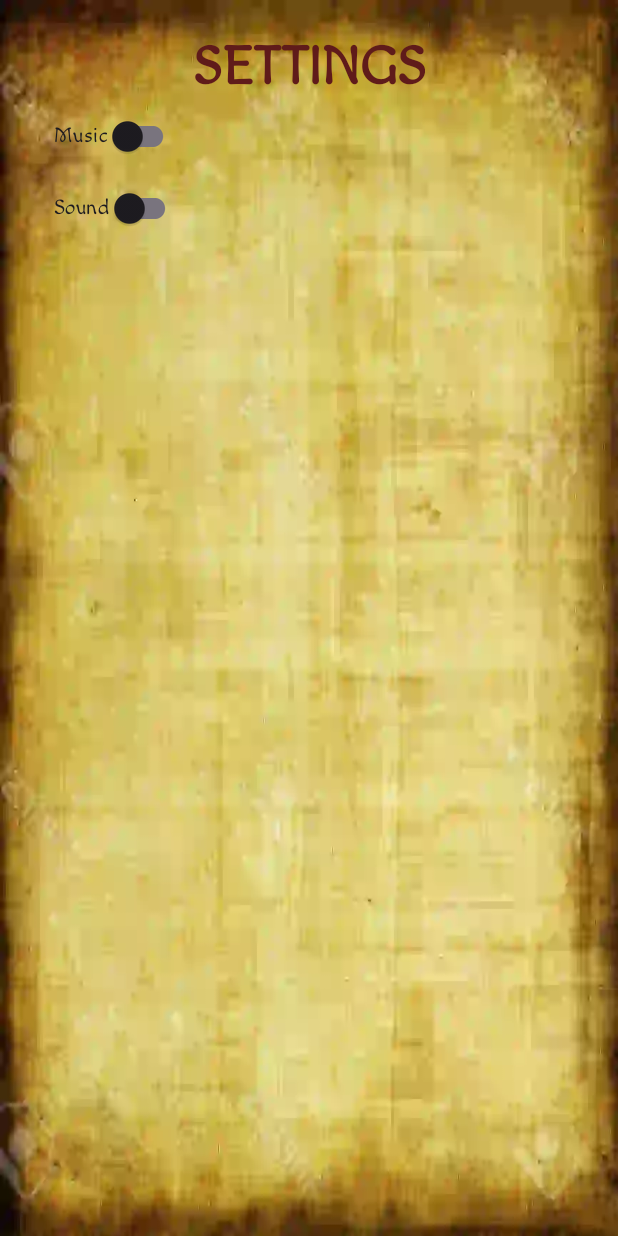
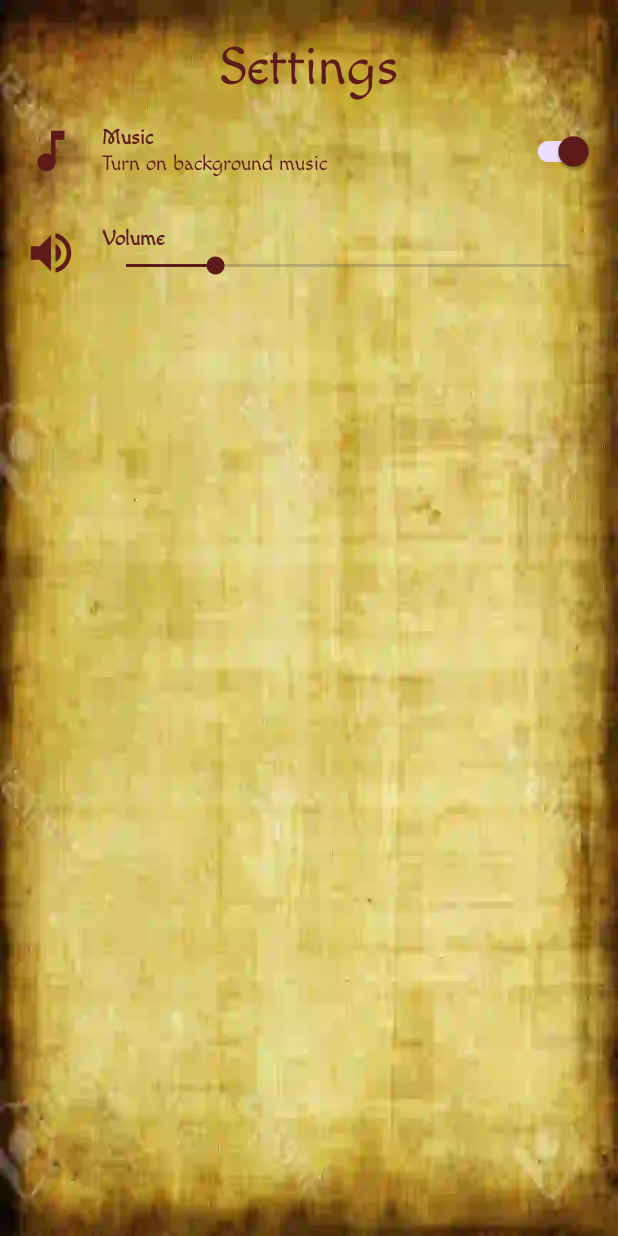
Before and after one commit to Manolek1975/lostrealm, an Android app: the SettingsActivity screen opened directly, with no data from a screen before it, on a phone screen of 412 x 824 dp. Run offline under Robolectric (Android 15) with nearby library versions, the phone set to English and light mode, and no system bars; Roboto replaces fonts that are not available here.

Commit message:
Settings Activity

```diff
--- a/app/src/main/java/com/delek/lostrealm/ui/nav/PlayerActivity.kt
+++ b/app/src/main/java/com/delek/lostrealm/ui/nav/PlayerActivity.kt
@@ -42,7 +42,7 @@ class PlayerActivity : AppCompatActivity() {
         // menu should be considered as top level destinations.
         appBarConfiguration = AppBarConfiguration(
             setOf(
-                R.id.nav_home, R.id.nav_gallery, R.id.nav_slideshow
+                R.id.nav_home, R.id.nav_map, R.id.nav_settings
             ), drawerLayout
         )
         //setupActionBarWithNavController(navController, appBarConfiguration)
@@ -66,7 +66,6 @@ class PlayerActivity : AppCompatActivity() {
         val controller = WindowInsetsControllerCompat(
             window, window.decorView
         )
-
         controller.hide(WindowInsetsCompat.Type.systemBars())
         controller.systemBarsBehavior =
             WindowInsetsControllerCompat.BEHAVIOR_SHOW_TRANSIENT_BARS_BY_SWIPE
--- a/app/src/main/java/com/delek/lostrealm/ui/nav/slideshow/SlideshowViewModel.kt
+++ b/app/src/main/java/com/delek/lostrealm/ui/nav/map/MapViewModel.kt
@@ -1,13 +1,13 @@
-package com.delek.lostrealm.ui.nav.slideshow
+package com.delek.lostrealm.ui.nav.map
 
 import androidx.lifecycle.LiveData
 import androidx.lifecycle.MutableLiveData
 import androidx.lifecycle.ViewModel
 
-class SlideshowViewModel : ViewModel() {
+class MapViewModel : ViewModel() {
 
     private val _text = MutableLiveData<String>().apply {
-        value = "This is slideshow Fragment"
+        value = "This is gallery Fragment"
     }
     val text: LiveData<String> = _text
 }
--- a/app/src/main/java/com/delek/lostrealm/ui/nav/player/PlayerFragment.kt
+++ b/app/src/main/java/com/delek/lostrealm/ui/nav/player/PlayerFragment.kt
@@ -20,7 +20,6 @@ class PlayerFragment : Fragment() {
     // This property is only valid between onCreateView and
     // onDestroyView.
     private val binding get() = _binding!!
-
 
 
     override fun onCreateView(
--- a/app/src/main/java/com/delek/lostrealm/ui/nav/gallery/GalleryViewModel.kt
+++ b/app/src/main/java/com/delek/lostrealm/ui/nav/settings/SettingsViewModel.kt
@@ -1,13 +1,13 @@
-package com.delek.lostrealm.ui.nav.gallery
+package com.delek.lostrealm.ui.nav.settings
 
 import androidx.lifecycle.LiveData
 import androidx.lifecycle.MutableLiveData
 import androidx.lifecycle.ViewModel
 
-class GalleryViewModel : ViewModel() {
+class SettingsViewModel : ViewModel() {
 
     private val _text = MutableLiveData<String>().apply {
-        value = "This is gallery Fragment"
+        value = "This is slideshow Fragment"
     }
     val text: LiveData<String> = _text
 }
--- /dev/null
+++ b/app/src/main/res/drawable/ic_music.xml
@@ -0,0 +1,5 @@
+<vector xmlns:android="http://schemas.android.com/apk/res/android" android:height="36dp" android:tint="#000000" android:viewportHeight="24" android:viewportWidth="24" android:width="36dp">
+
+    <path android:fillColor="@android:color/white" android:pathData="M12,3v10.55c-0.59,-0.34 -1.27,-0.55 -2,-0.55 -2.21,0 -4,1.79 -4,4s1.79,4 4,4 4,-1.79 4,-4V7h4V3h-6z"/>
+
+</vector>
--- /dev/null
+++ b/app/src/main/res/drawable/ic_mute.xml
@@ -0,0 +1,5 @@
+<vector xmlns:android="http://schemas.android.com/apk/res/android" android:height="36dp" android:tint="#000000" android:viewportHeight="24" android:viewportWidth="24" android:width="36dp">
+
+    <path android:fillColor="@android:color/white" android:pathData="M4.27,3L3,4.27l9,9v0.28c-0.59,-0.34 -1.27,-0.55 -2,-0.55 -2.21,0 -4,1.79 -4,4s1.79,4 4,4 4,-1.79 4,-4v-1.73L19.73,21 21,19.73 4.27,3zM14,7h4V3h-6v5.18l2,2z"/>
+
+</vector>
--- /dev/null
+++ b/app/src/main/res/drawable/ic_volume.xml
@@ -0,0 +1,5 @@
+<vector xmlns:android="http://schemas.android.com/apk/res/android" android:autoMirrored="true" android:height="36dp" android:tint="#000000" android:viewportHeight="24" android:viewportWidth="24" android:width="36dp">
+
+    <path android:fillColor="@android:color/white" android:pathData="M3,9v6h4l5,5L12,4L7,9L3,9zM16.5,12c0,-1.77 -1.02,-3.29 -2.5,-4.03v8.05c1.48,-0.73 2.5,-2.25 2.5,-4.02zM14,3.23v2.06c2.89,0.86 5,3.54 5,6.71s-2.11,5.85 -5,6.71v2.06c4.01,-0.91 7,-4.49 7,-8.77s-2.99,-7.86 -7,-8.77z"/>
+
+</vector>
--- a/app/src/main/res/layout/activity_settings.xml
+++ b/app/src/main/res/layout/activity_settings.xml
@@ -1,46 +1,113 @@
 <?xml version="1.0" encoding="utf-8"?>
-<androidx.constraintlayout.widget.ConstraintLayout xmlns:android="http://schemas.android.com/apk/res/android"
+<LinearLayout xmlns:android="http://schemas.android.com/apk/res/android"
     xmlns:app="http://schemas.android.com/apk/res-auto"
     xmlns:tools="http://schemas.android.com/tools"
     android:id="@+id/main"
     android:layout_width="match_parent"
     android:layout_height="match_parent"
+    android:orientation="vertical"
     android:background="@drawable/bg_papiro"
     tools:context=".ui.settings.SettingsActivity">
 
     <androidx.appcompat.widget.AppCompatTextView
-        android:id="@+id/title_activity_settings"
+        android:id="@+id/title_settings"
+        android:layout_width="match_parent"
+        android:layout_height="wrap_content"
+        android:layout_marginTop="24dp"
+        android:text="@string/menu_settings"
+        android:textAlignment="center"
+        android:textSize="36sp"/>
+
+
+    <LinearLayout
+        android:layout_width="match_parent"
+        android:layout_height="wrap_content"
+        android:gravity="center_vertical"
+        android:orientation="horizontal">
+
+        <ImageView
+            android:id="@+id/icon_music"
             android:layout_width="wrap_content"
             android:layout_height="wrap_content"
-        android:layout_marginTop="24dp"
-        android:textAlignment="center"
-        android:textSize="36sp"
+            android:layout_margin="16dp"
+            android:contentDescription="@string/todo"
+            app:tint="@color/primary"
+            android:src="@drawable/ic_music"/>
+
+        <LinearLayout
+            android:layout_width="0dp"
+            android:layout_height="wrap_content"
+            android:layout_weight="1"
+            android:orientation="vertical"
+            android:gravity="center_vertical">
+
+            <TextView
+                android:layout_width="wrap_content"
+                android:layout_height="wrap_content"
                 android:textStyle="bold"
-        android:text="@string/settings"
-        app:layout_constraintVertical_bias="0.45"
-        app:layout_constraintEnd_toEndOf="parent"
-        app:layout_constraintStart_toStartOf="parent"
-        app:layout_constraintTop_toTopOf="parent" />
+                android:text="@string/music"/>
+
+            <TextView
+                android:layout_width="wrap_content"
+                android:layout_height="wrap_content"
+                android:text="@string/desc_music"/>
+
+        </LinearLayout>
 
         <com.google.android.material.switchmaterial.SwitchMaterial
-        android:id="@+id/chip_music"
+            android:id="@+id/switch_music"
             android:layout_width="wrap_content"
             android:layout_height="wrap_content"
-        android:layout_marginStart="36dp"
-        android:text="@string/music"
-android:backgroundTint="@color/blue"
+            app:thumbTint="@color/primary"
+            android:checked="true"
+            android:layout_marginHorizontal="16dp"/>
 
-        app:layout_constraintTop_toBottomOf="@id/title_activity_settings"
-        app:layout_constraintStart_toStartOf="parent"/>
 
-    <com.google.android.material.switchmaterial.SwitchMaterial
-        android:id="@+id/chip_sound"
+    </LinearLayout>
+
+    <LinearLayout
+        android:layout_width="match_parent"
+        android:layout_height="wrap_content"
+        android:gravity="center_vertical"
+        android:orientation="horizontal">
+
+        <ImageView
             android:layout_width="wrap_content"
             android:layout_height="wrap_content"
-        android:layout_marginStart="36dp"
-        android:text="@string/sound"
-        app:layout_constraintTop_toBottomOf="@id/chip_music"
-        app:layout_constraintStart_toStartOf="parent"/>
+            android:layout_margin="16dp"
+            android:contentDescription="@string/todo"
+            app:tint="@color/primary"
+            android:src="@drawable/ic_volume"/>
+
+        <LinearLayout
+            android:layout_width="0dp"
+            android:layout_height="wrap_content"
+            android:layout_weight="1"
+            android:orientation="vertical"
+            android:gravity="center_vertical">
+
+            <TextView
+                android:layout_width="wrap_content"
+                android:layout_height="wrap_content"
+                android:textStyle="bold"
+                android:text="@string/volume"/>
+
+            <SeekBar
+                android:id="@+id/seekBar"
+                android:layout_width="match_parent"
+                android:layout_height="wrap_content"
+                android:thumbTint="@color/primary"
+                android:progressTint="@color/primary"
+                android:progress="20"
+                android:max="100"
+                android:layout_marginEnd="16dp"/>
+
+        </LinearLayout>
 
 
-</androidx.constraintlayout.widget.ConstraintLayout>
+
+    </LinearLayout>
+
+
+
+</LinearLayout>
--- a/app/src/main/res/layout/fragment_slideshow.xml
+++ b/app/src/main/res/layout/fragment_map.xml
@@ -4,10 +4,10 @@
     xmlns:tools="http://schemas.android.com/tools"
     android:layout_width="match_parent"
     android:layout_height="match_parent"
-    tools:context=".ui.nav.slideshow.SlideshowFragment">
+    tools:context=".ui.nav.map.MapFragment">
 
     <TextView
-        android:id="@+id/text_slideshow"
+        android:id="@+id/text_map"
         android:layout_width="match_parent"
         android:layout_height="wrap_content"
         android:layout_marginStart="8dp"
--- a/app/src/main/res/values/strings.xml
+++ b/app/src/main/res/values/strings.xml
@@ -8,6 +8,10 @@
 
     <!-- SETTINGS -->
     <string name="title_activity_settings">SettingsActivity</string>
+    <string name="menu_settings">Settings</string>
+    <string name="music">Music</string>
+    <string name="desc_music">Turn on background music</string>
+    <string name="volume">Volume</string>
 
     <!-- Detail Character -->
     <string name="weight_vulnerability">Weight/vulnerability:</string>
@@ -64,9 +68,11 @@
     <string name="attachment_summary_on">Automatically download attachments for incoming emails
     </string>
     <string name="attachment_summary_off">Only download attachments when manually requested</string>
-    <string name="settings">SETTINGS</string>
-    <string name="music">Music</string>
-    <string name="sound">Sound</string>
+
+
+
+    <string name="menu_map">Map</string>
+
 
 
 </resources>
```
Also changed, not shown: app/src/main/java/com/delek/lostrealm/ui/nav/map/MapFragment.kt (renamed from app/src/main/java/com/delek/lostrealm/ui/nav/gallery/GalleryFragment.kt, +7 -7 lines), app/src/main/java/com/delek/lostrealm/ui/nav/settings/SettingsFragment.kt (renamed from app/src/main/java/com/delek/lostrealm/ui/nav/slideshow/SlideshowFragment.kt, +10 -9 lines), app/src/main/java/com/delek/lostrealm/ui/settings/SettingsActivity.kt (+9 -0 lines), app/src/main/res/layout/fragment_gallery.xml (deleted, +0 -22 lines), app/src/main/res/layout/fragment_settings.xml (added, +19 -0 lines), app/src/main/res/menu/activity_main_drawer.xml (+7 -7 lines), app/src/main/res/navigation/mobile_navigation.xml (+8 -8 lines). Lines whose indentation alone changed are shown as unchanged.
